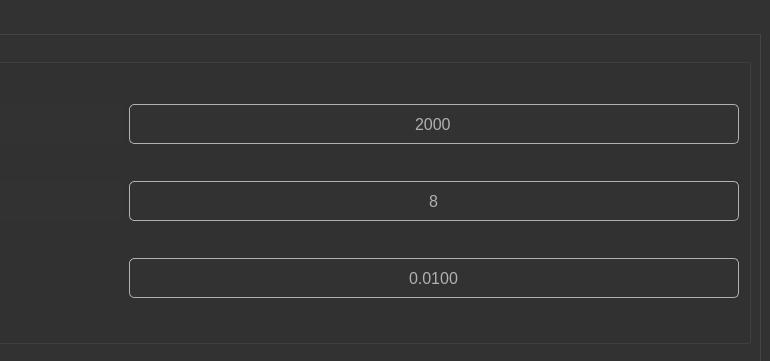
First picture: the form in codigoFuente/UI/Interface_AGB.ui, repository CodeRevenge/proyecto_final_SSPIA1, before the edit; both pictures show x 518 to 1288 and y 0 to 361 of the 1288 by 715 pixel window.
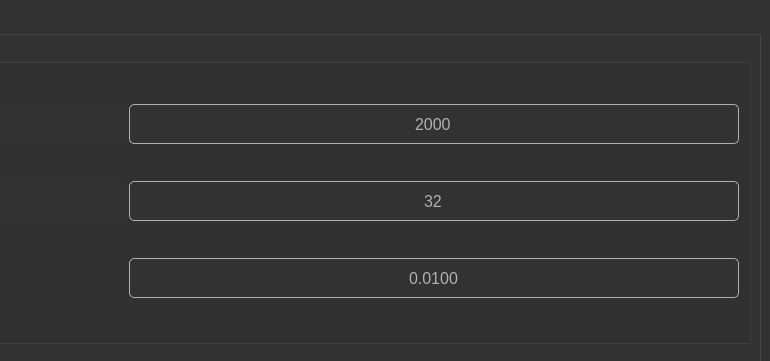
Second picture: the form after the edit. The open tabs and pages were chosen to show the change. Icons and pictures are not drawn. Custom widgets are drawn as their Qt base class.

```diff
--- a/codigoFuente/UI/Interface_AGB.ui
+++ b/codigoFuente/UI/Interface_AGB.ui
@@ -1346,7 +1346,7 @@
               <number>200</number>
              </property>
              <property name="value">
-              <number>8</number>
+              <number>32</number>
              </property>
             </widget>
            </item>
```
